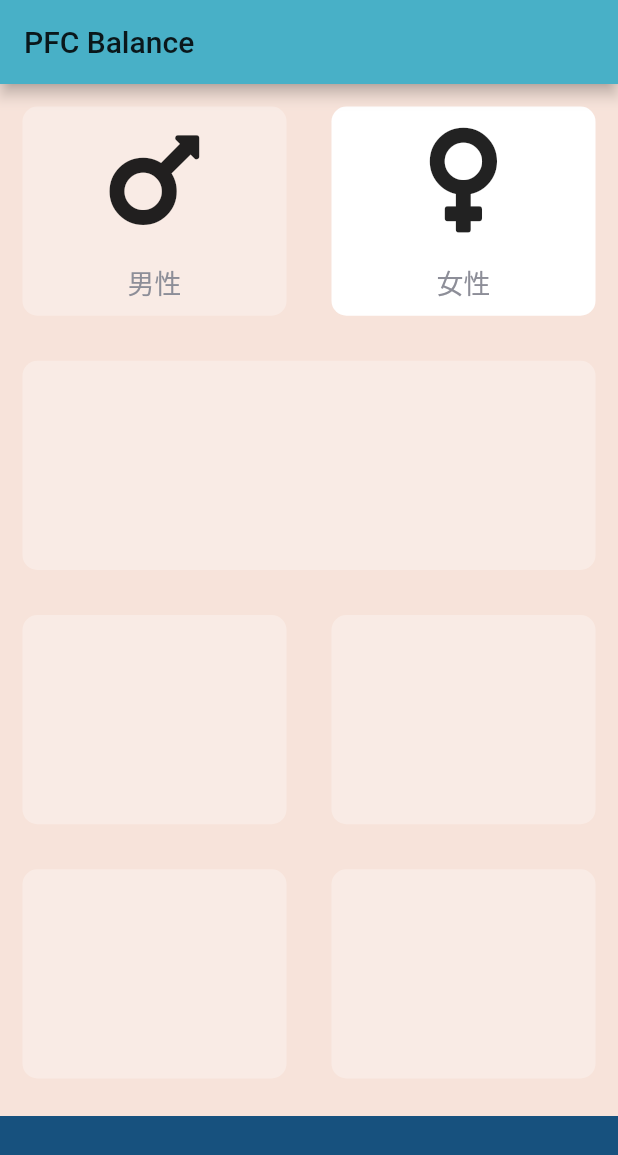
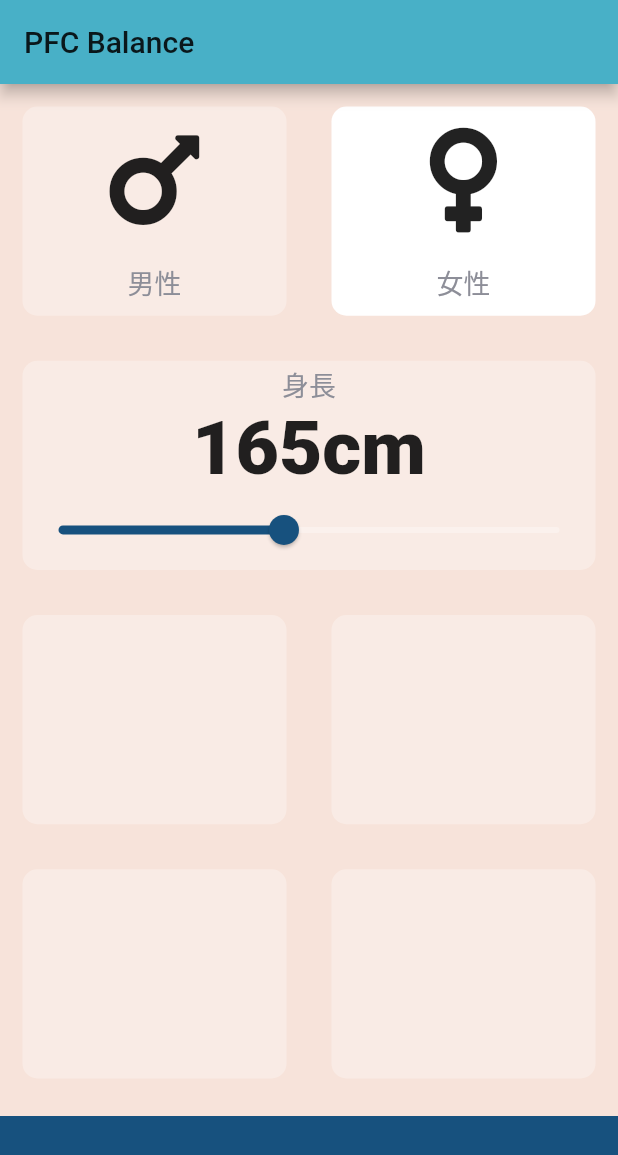
Before and after one commit to ryuji26/pfc_balance_app, a Flutter app: the screen it shows after launch, after a tap on "男性", on a phone screen of 412 x 824 dp. Shown: the top 1155 px of the screen. Run offline on Flutter 3.47's test engine with Material 2 defaults, Android fonts, the phone set to English and light mode, and no system bars; our stand-ins replace font_awesome_flutter.

Commit message:
made slidber

```diff
--- /dev/null
+++ b/lib/constants.dart
@@ -0,0 +1,16 @@
+import 'package:flutter/material.dart';
+
+const kBottomContainerHeight = 80.0;
+const kActiveCardColour = Colors.white30;
+const kInactiveCardColour = Colors.white;
+const kBottomContainerColour = Color(0xFF17517e);
+
+const kLabelTextStyle = TextStyle(
+  fontSize: 18.0,
+  color: Color(0xFF8d8e98),
+);
+
+const kNumberTextStyle = TextStyle(
+  fontSize: 50.0,
+  fontWeight: FontWeight.w900,
+);
--- a/lib/icon_content.dart
+++ b/lib/icon_content.dart
@@ -1,4 +1,5 @@
 import 'package:flutter/material.dart';
+import 'constants.dart';
 
 const labelTextStyle = TextStyle(
   fontSize: 18.0,
--- a/lib/input_page.dart
+++ b/lib/input_page.dart
@@ -1,13 +1,21 @@
+import 'dart:ui';
+
 import 'package:flutter/cupertino.dart';
 import 'package:flutter/material.dart';
 import 'package:font_awesome_flutter/font_awesome_flutter.dart';
 import 'icon_content.dart';
 import 'reusable_card.dart';
+import 'constants.dart';
 
-const bottomContainerHeight = 80.0;
-const activeCardColour = Colors.white30;
-const inactiveCardColour = Colors.white;
-const bottomContainerColour = Color(0xFF17517e);
+const kBottomContainerHeight = 80.0;
+const kActiveCardColour = Colors.white30;
+const kInactiveCardColour = Colors.white;
+const kBottomContainerColour = Color(0xFF17517e);
+
+enum Gender {
+  male,
+  female,
+}
 
 class InputPage extends StatefulWidget {
   @override
@@ -15,30 +23,33 @@ class InputPage extends StatefulWidget {
 }
 
 class _InputPageState extends State<InputPage> {
-  Color maleCardColour = inactiveCardColour;
-  Color femaleCardColour = inactiveCardColour;
+  Gender selectedGender;
+  int height = 165;
+
+  // Color maleCardColour = inactiveCardColour;
+  // Color femaleCardColour = inactiveCardColour;
 
   //1 = male, 2 = female
-  void updateColour(int gender) {
-    //male card pressed
-    if (gender == 1) {
-      if (maleCardColour == inactiveCardColour) {
-        maleCardColour = activeCardColour;
-        femaleCardColour = inactiveCardColour;
-      } else {
-        maleCardColour = inactiveCardColour;
-      }
-    }
-    //female card pressed
-    if (gender == 2) {
-      if (femaleCardColour == inactiveCardColour) {
-        femaleCardColour = activeCardColour;
-        maleCardColour = inactiveCardColour;
-      } else {
-        femaleCardColour = inactiveCardColour;
-      }
-    }
-  }
+  // void updateColour(Gender selectedGender) {
+  //   //male card pressed
+  //   if (selectedGender == Gender.male) {
+  //     if (maleCardColour == inactiveCardColour) {
+  //       maleCardColour = activeCardColour;
+  //       femaleCardColour = inactiveCardColour;
+  //     } else {
+  //       maleCardColour = inactiveCardColour;
+  //     }
+  //   }
+  //   //female card pressed
+  //   if (selectedGender == Gender.female) {
+  //     if (femaleCardColour == inactiveCardColour) {
+  //       femaleCardColour = activeCardColour;
+  //       maleCardColour = inactiveCardColour;
+  //     } else {
+  //       femaleCardColour = inactiveCardColour;
+  //     }
+  //   }
+  // }
 
   @override
   Widget build(BuildContext context) {
@@ -47,39 +58,40 @@ class _InputPageState extends State<InputPage> {
         title: Text('PFC Balance'),
       ),
       body: Column(
+        crossAxisAlignment: CrossAxisAlignment.stretch,
         children: <Widget>[
           Expanded(
               child: Row(
             children: <Widget>[
               Expanded(
-                child: GestureDetector(
-                  onTap: () {
+                child: ReusableCard(
+                  onPress: () {
                     setState(() {
-                      updateColour(1);
+                      selectedGender = Gender.male;
                     });
                   },
-                  child: ReusableCard(
-                    colour: maleCardColour,
+                  colour: selectedGender == Gender.male
+                      ? kActiveCardColour
+                      : kInactiveCardColour,
                   cardChild: IconContent(
                     icon: FontAwesomeIcons.mars,
                     label: '男性',
                   ),
                 ),
               ),
-              ),
               Expanded(
-                child: GestureDetector(
-                  onTap: () {
+                child: ReusableCard(
+                  onPress: () {
                     setState(() {
-                      updateColour(2);
+                      selectedGender = Gender.female;
                     });
                   },
-                  child: ReusableCard(
-                    colour: femaleCardColour,
+                  colour: selectedGender == Gender.female
+                      ? kActiveCardColour
+                      : kInactiveCardColour,
                   cardChild: IconContent(
                     icon: FontAwesomeIcons.venus,
                     label: '女性',
-                    ),
                   ),
                 ),
               ),
@@ -87,7 +99,43 @@ class _InputPageState extends State<InputPage> {
           )),
           Expanded(
             child: ReusableCard(
-              colour: activeCardColour,
+              colour: kActiveCardColour,
+              cardChild: Column(
+                mainAxisAlignment: MainAxisAlignment.center,
+                children: <Widget>[
+                  Text(
+                    '身長',
+                    style: kLabelTextStyle,
+                  ),
+                  Row(
+                    mainAxisAlignment: MainAxisAlignment.center,
+                    crossAxisAlignment: CrossAxisAlignment.baseline,
+                    textBaseline: TextBaseline.alphabetic,
+                    children: <Widget>[
+                      Text(
+                        height.toString(),
+                        style: kNumberTextStyle,
+                      ),
+                      Text(
+                        'cm',
+                        style: kNumberTextStyle,
+                      )
+                    ],
+                  ),
+                  Slider(
+                    value: height.toDouble(),
+                    min: 120.0,
+                    max: 220.0,
+                    activeColor: Color(0xFF17517e),
+                    inactiveColor: Colors.white30,
+                    onChanged: (double newValue) {
+                      setState(() {
+                        height = newValue.round();
+                      });
+                    },
+                  ),
+                ],
+              ),
             ),
           ),
           Expanded(
@@ -95,12 +143,12 @@ class _InputPageState extends State<InputPage> {
             children: <Widget>[
               Expanded(
                 child: ReusableCard(
-                  colour: activeCardColour,
+                  colour: kActiveCardColour,
                 ),
               ),
               Expanded(
                 child: ReusableCard(
-                  colour: activeCardColour,
+                  colour: kActiveCardColour,
                 ),
               ),
             ],
@@ -110,21 +158,21 @@ class _InputPageState extends State<InputPage> {
             children: <Widget>[
               Expanded(
                 child: ReusableCard(
-                  colour: activeCardColour,
+                  colour: kActiveCardColour,
                 ),
               ),
               Expanded(
                 child: ReusableCard(
-                  colour: activeCardColour,
+                  colour: kActiveCardColour,
                 ),
               ),
             ],
           )),
           Container(
-            color: bottomContainerColour,
+            color: kBottomContainerColour,
             margin: EdgeInsets.only(top: 10.0),
             width: double.infinity,
-            height: bottomContainerHeight,
+            height: kBottomContainerHeight,
           ),
         ],
       ),
--- a/lib/reusable_card.dart
+++ b/lib/reusable_card.dart
@@ -1,19 +1,23 @@
 import 'package:flutter/material.dart';
 
 class ReusableCard extends StatelessWidget {
-  ReusableCard({@required this.colour, this.cardChild});
+  ReusableCard({@required this.colour, this.cardChild, this.onPress});
 
   final Color colour;
   final Widget cardChild;
+  final Function onPress;
 
   @override
   Widget build(BuildContext context) {
-    return Container(
-      child: cardChild,
-      margin: EdgeInsets.all(15.0),
-      decoration: BoxDecoration(
-        color: colour,
-        borderRadius: BorderRadius.circular(10.0),
+    return GestureDetector(
+      onTap: onPress,
+      child: Container(
+        child: cardChild,
+        margin: EdgeInsets.all(15.0),
+        decoration: BoxDecoration(
+          color: colour,
+          borderRadius: BorderRadius.circular(10.0),
+        ),
       ),
     );
   }
```
Lines whose indentation alone changed are shown as unchanged.
